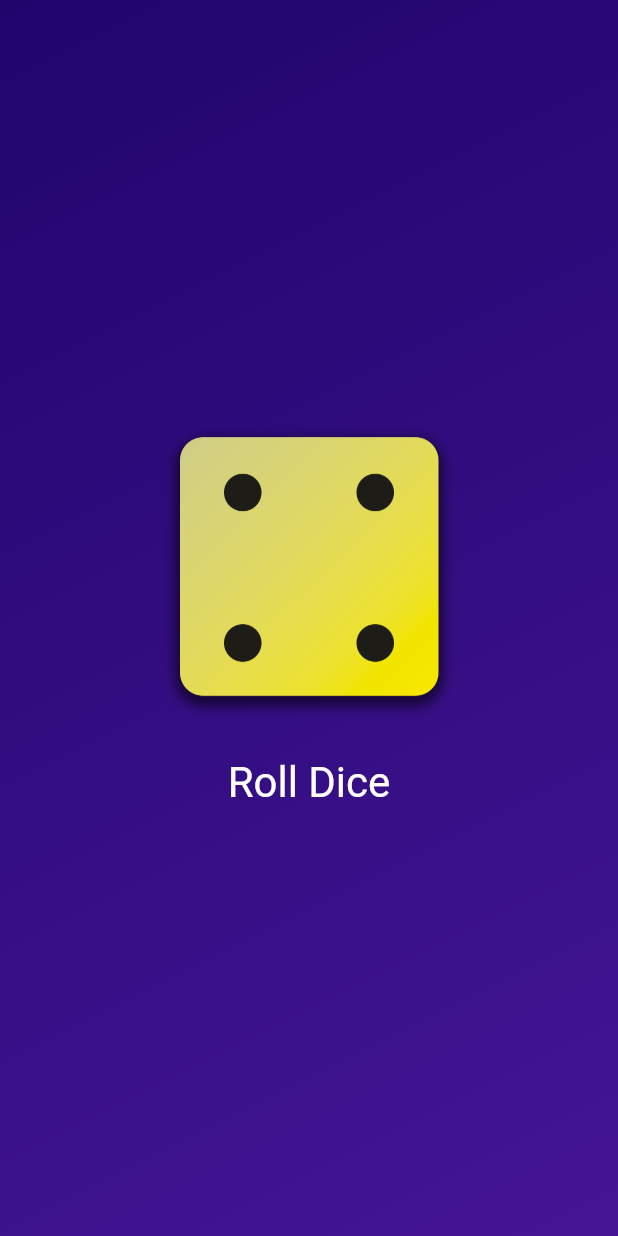
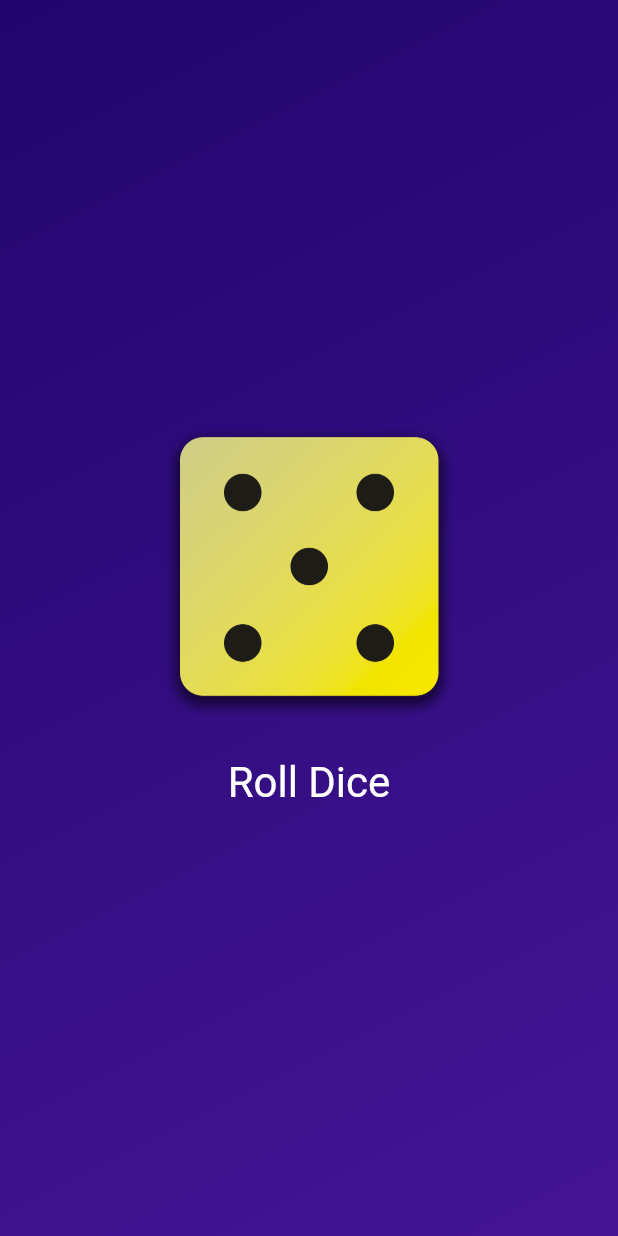
Before and after one commit to YOGESHnick/Dice_Flutter, a Flutter app: the screen it shows after launch, after a tap on "Roll Dice", on a phone screen of 412 x 824 dp. Run offline on Flutter 3.47's test engine with Material 2 defaults, Android fonts, the phone set to English and light mode, and no system bars.

Commit message:
final, commit ,the app functions well

```diff
--- a/lib/dice_roller.dart
+++ b/lib/dice_roller.dart
@@ -1,4 +1,7 @@
 import 'package:flutter/material.dart';
+import 'dart:math';
+
+final randomizer = Random();
 
 class DiceRoller extends StatefulWidget {
   const DiceRoller({super.key});
@@ -10,11 +13,12 @@
 }
 
 class _DiceRollerState extends State<DiceRoller> {
-  var activeDiceImage = 'assets/images/dice-2.png';
+  // var activeDiceImage = 'assets/images/dice-2.png';
+  var currentDiceRoll=1;
 
   void rollDice() {
     setState(() {
-      activeDiceImage = 'assets/images/dice-4.png';
+      currentDiceRoll=randomizer.nextInt(6)+1;
     });
   }
 
@@ -24,7 +28,7 @@
       mainAxisSize: MainAxisSize.min,
       children: [
         Image.asset(
-          activeDiceImage,
+          'assets/images/dice-$currentDiceRoll.png',
           width: 200,
         ),
         const SizedBox(height: 20),
--- a/lib/gradient_container.dart
+++ b/lib/gradient_container.dart
@@ -25,7 +25,7 @@
           end: endAlignment,
         ),
       ),
-      child: Center(
+      child:const Center(
         child: DiceRoller(),
       ),
     );
```
